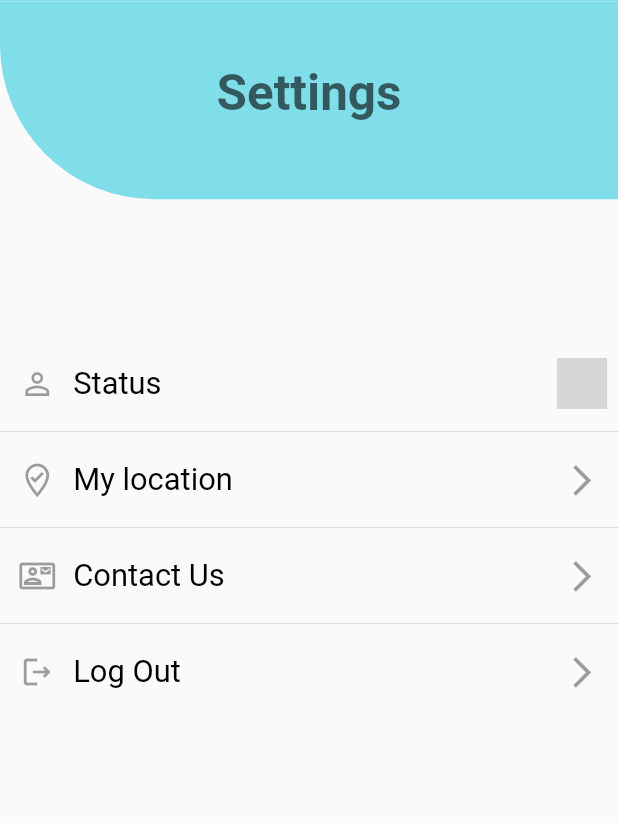
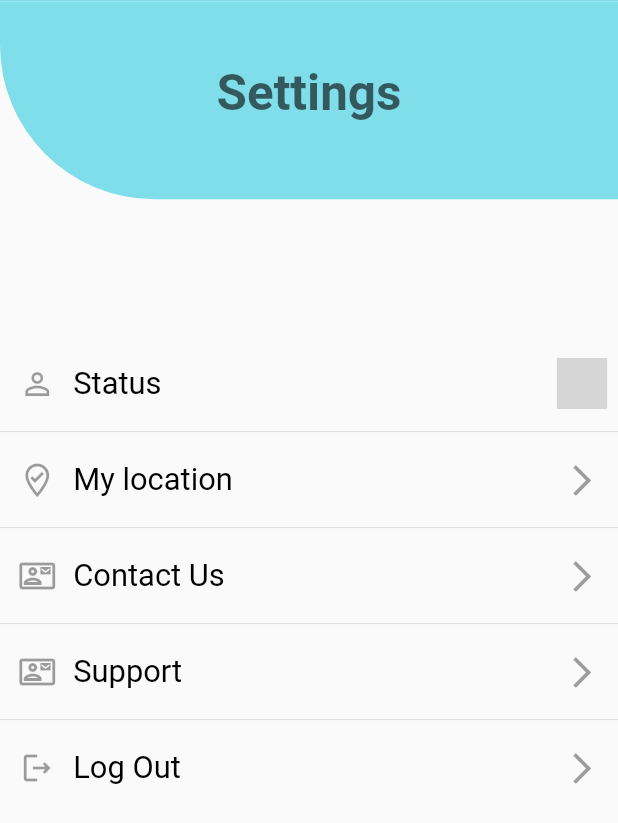
Before and after one commit to sidkhore1002/Quick-serve, a Flutter app: the SettingsPage screen opened by its route, on a phone screen of 412 x 824 dp. Shown: the top 823 px of the screen. Run offline on Flutter 3.47's test engine with Material 2 defaults, Android fonts, the phone set to English and light mode, and no system bars; our stand-ins replace auto_size_text, connectivity, geolocator, google_maps_flutter, shared_preferences, simple_animations; missing offline and left inert: custom_switch, flutter_freshchat; accounts and stored records are empty; grey boxes are pictures that could not be loaded.

Commit message:
added freshdesk integration

```diff
--- a/lib/view/Settings_Page.dart
+++ b/lib/view/Settings_Page.dart
@@ -2,6 +2,7 @@ import 'package:custom_switch/custom_switch.dart';
 import 'package:flutter/material.dart';
 import 'package:flutter/services.dart';
 import 'package:flutter_demo_project/popup/logout-popup.dart';
+import 'package:flutter_freshchat/flutter_freshchat.dart';
 import 'package:geolocator/geolocator.dart';
 import 'package:flutter_demo_project/constants/globalconstanst.dart';
 
@@ -137,6 +138,16 @@ class _SettingsPageState extends State<SettingsPage> {
           ),
           Divider(),
           GestureDetector(
+            onTap: () async {
+              String title = "Support Screen";
+              await FlutterFreshchat.showConversations(
+                  tags: const [], title: title);
+            },
+            child: bulidSettingOptions(
+                context, Icon(Icons.contact_mail_outlined), "Support"),
+          ),
+          Divider(),
+          GestureDetector(
             onTap: () {
               showDialog(
                 barrierDismissible: true,
--- a/lib/view/login-screen.dart
+++ b/lib/view/login-screen.dart
@@ -1,8 +1,10 @@
 import 'package:flutter/material.dart';
 import 'package:flutter/services.dart';
 import 'package:flutter_demo_project/popup/error-popup.dart';
+import 'package:flutter_demo_project/services/set-preferencedata.dart';
 import 'package:flutter_demo_project/utils/toast-utils.dart';
 import 'package:flutter_demo_project/view-models/login-screen-viewmodel.dart';
+import 'package:shared_preferences/shared_preferences.dart';
 
 class LoginScreen extends StatefulWidget {
   @override
@@ -149,6 +151,7 @@ class _LoginScreenState extends State<LoginScreen> {
                           ToastUtils.showCustomToast(
                               context, "Please enter email");
                         }
+                        PreferencesData.setUserLoginData(email);
 
                         // popup.showMaterialDialog(context);
                       }))),
--- a/pubspec.yaml
+++ b/pubspec.yaml
@@ -37,6 +37,7 @@ dependencies:
   simple_animations: ^2.2.3
   connectivity: ^3.0.3
   shared_preferences: ^2.0.5
+  flutter_freshchat: ^1.4.0
 
 
 dev_dependencies:
```
Also changed, not shown: lib/main.dart (+7 -0 lines), lib/popup/logout-popup.dart (+8 -1 lines), lib/view/Home_Page.dart (+21 -0 lines), 3 other files.
